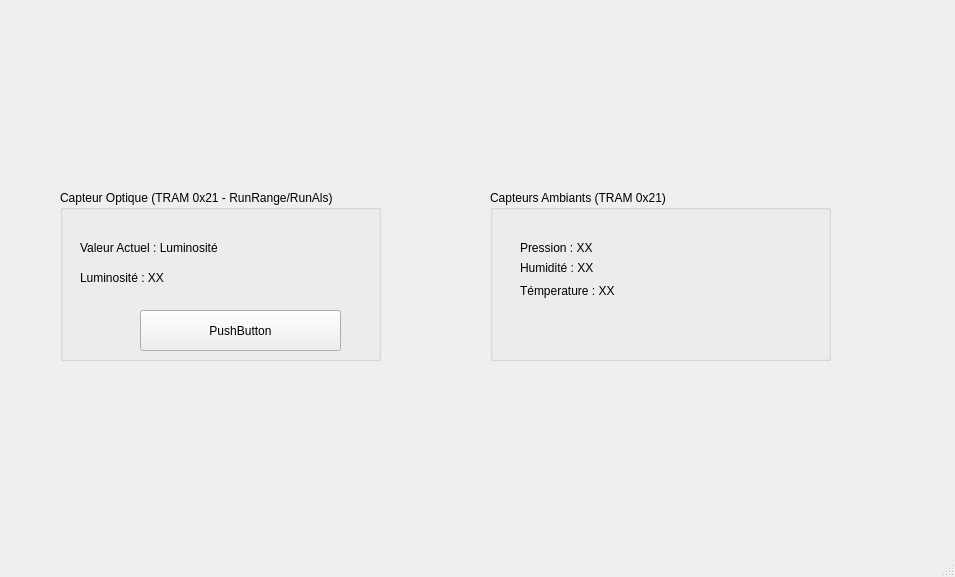
This is CRS/CRS-BUS-CAN/IHM-CARTE1/mainwindow.ui in pemcauwilla/ENIB as Qt 5 draws it before an edit. The edited form follows.
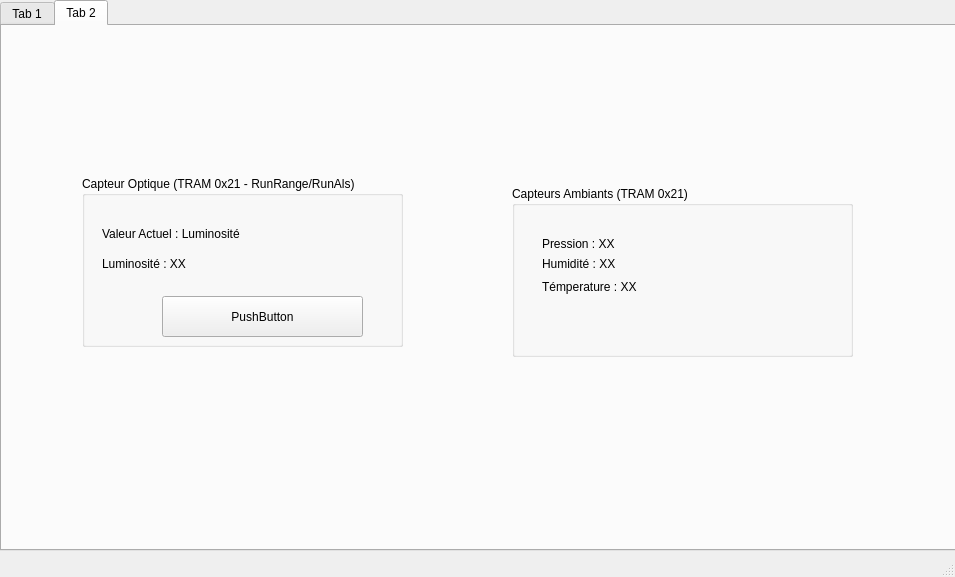
This is the edited form.

```diff
--- a/CRS/CRS-BUS-CAN/IHM-CARTE1/mainwindow.ui
+++ b/CRS/CRS-BUS-CAN/IHM-CARTE1/mainwindow.ui
@@ -14,66 +14,32 @@
    <string>MainWindow</string>
   </property>
   <widget class="QWidget" name="centralwidget">
-   <widget class="QGroupBox" name="groupBox">
+   <widget class="QTabWidget" name="tabWidget">
     <property name="geometry">
      <rect>
-      <x>60</x>
-      <y>190</y>
-      <width>321</width>
-      <height>171</height>
+      <x>0</x>
+      <y>0</y>
+      <width>961</width>
+      <height>551</height>
      </rect>
     </property>
-    <property name="title">
-     <string>Capteur Optique (TRAM 0x21 - RunRange/RunAls)</string>
+    <property name="currentIndex">
+     <number>1</number>
     </property>
-    <widget class="QLabel" name="opticalValueTitle">
-     <property name="geometry">
-      <rect>
-       <x>20</x>
-       <y>50</y>
-       <width>221</width>
-       <height>16</height>
-      </rect>
-     </property>
-     <property name="text">
-      <string>Valeur Actuel : Luminosité</string>
-     </property>
+    <widget class="QWidget" name="tab">
+     <attribute name="title">
+      <string>Tab 1</string>
+     </attribute>
     </widget>
-    <widget class="QLabel" name="opticalValueLabel">
-     <property name="geometry">
-      <rect>
-       <x>20</x>
-       <y>80</y>
-       <width>221</width>
-       <height>16</height>
-      </rect>
-     </property>
-     <property name="text">
-      <string>Luminosité : XX</string>
-     </property>
-    </widget>
-    <widget class="QPushButton" name="btnToggleCapteur">
-     <property name="geometry">
-      <rect>
-       <x>80</x>
-       <y>120</y>
-       <width>201</width>
-       <height>41</height>
-      </rect>
-     </property>
-     <property name="acceptDrops">
-      <bool>false</bool>
-     </property>
-     <property name="text">
-      <string>PushButton</string>
-     </property>
-    </widget>
-   </widget>
+    <widget class="QWidget" name="tab_2">
+     <attribute name="title">
+      <string>Tab 2</string>
+     </attribute>
    <widget class="QGroupBox" name="groupBox_2">
     <property name="geometry">
      <rect>
-      <x>490</x>
-      <y>190</y>
+        <x>510</x>
+        <y>160</y>
       <width>341</width>
       <height>171</height>
      </rect>
@@ -119,6 +85,63 @@
      <property name="text">
       <string>Témperature : XX</string>
      </property>
+      </widget>
+     </widget>
+     <widget class="QGroupBox" name="groupBox">
+      <property name="geometry">
+       <rect>
+        <x>80</x>
+        <y>150</y>
+        <width>321</width>
+        <height>171</height>
+       </rect>
+      </property>
+      <property name="title">
+       <string>Capteur Optique (TRAM 0x21 - RunRange/RunAls)</string>
+      </property>
+      <widget class="QLabel" name="opticalValueTitle">
+       <property name="geometry">
+        <rect>
+         <x>20</x>
+         <y>50</y>
+         <width>221</width>
+         <height>16</height>
+        </rect>
+       </property>
+       <property name="text">
+        <string>Valeur Actuel : Luminosité</string>
+       </property>
+      </widget>
+      <widget class="QLabel" name="opticalValueLabel">
+       <property name="geometry">
+        <rect>
+         <x>20</x>
+         <y>80</y>
+         <width>221</width>
+         <height>16</height>
+        </rect>
+       </property>
+       <property name="text">
+        <string>Luminosité : XX</string>
+       </property>
+      </widget>
+      <widget class="QPushButton" name="btnToggleCapteur">
+       <property name="geometry">
+        <rect>
+         <x>80</x>
+         <y>120</y>
+         <width>201</width>
+         <height>41</height>
+        </rect>
+       </property>
+       <property name="acceptDrops">
+        <bool>false</bool>
+       </property>
+       <property name="text">
+        <string>PushButton</string>
+       </property>
+      </widget>
+     </widget>
     </widget>
    </widget>
   </widget>
```
Lines whose indentation alone changed are shown as unchanged.
